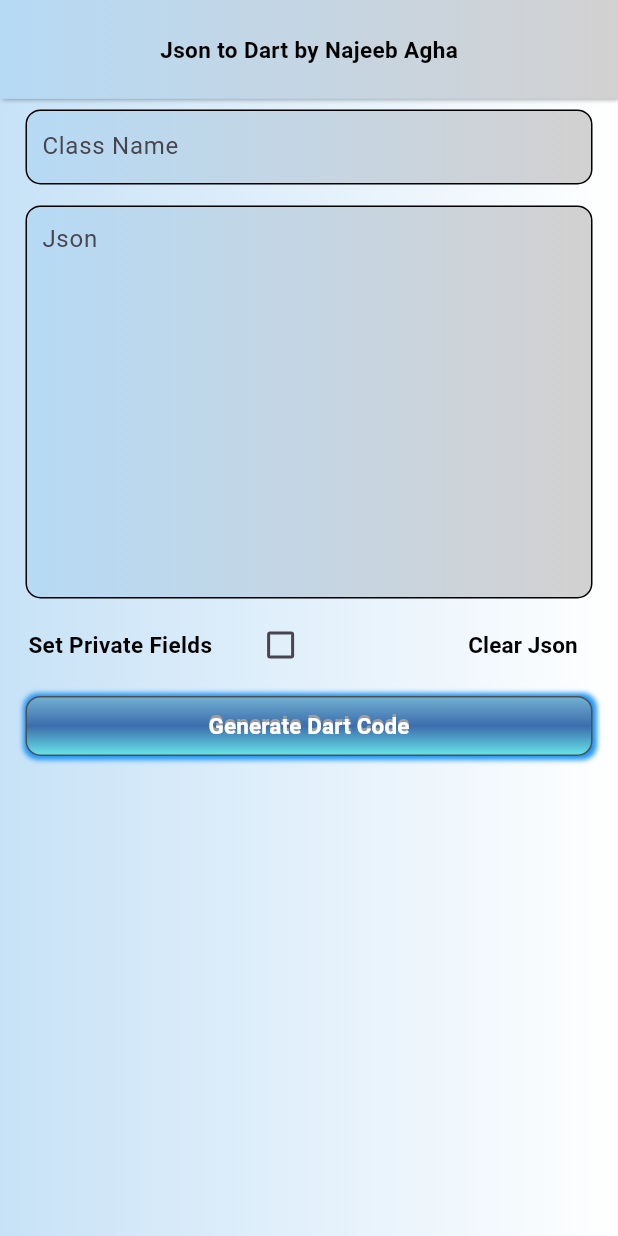
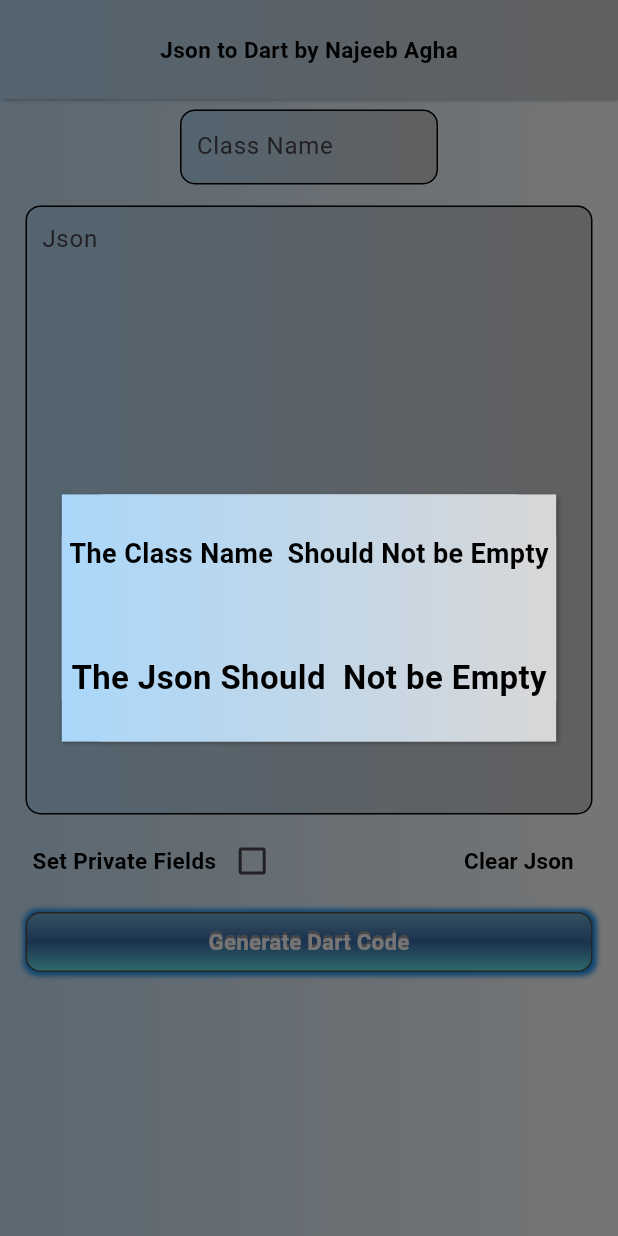
Before and after one commit to najeebagha/json_to_dart, a Flutter app: the screen it shows after launch, after a tap on "Generate Dart Code", on a phone screen of 412 x 824 dp. Run offline on Flutter 3.47's test engine with Material 3 defaults, Android fonts, the phone set to English and light mode, and no system bars; drawn by our look-alikes of auto_size_text; our stand-ins replace flutter_bloc; missing offline and left inert: bitsdojo_window, clipboard, json_to_dart.

Commit message:
Json To Dart App Completed!!!

```diff
--- /dev/null
+++ b/devtools_options.yaml
@@ -0,0 +1,3 @@
+description: This file stores settings for Dart & Flutter DevTools.
+documentation: https://docs.flutter.dev/tools/devtools/extensions#configure-extension-enablement-states
+extensions:
--- a/lib/src/screens/home_screen.dart
+++ b/lib/src/screens/home_screen.dart
@@ -55,11 +55,11 @@ class _HomeScreenState extends State<HomeScreen> {
                       child: Column(
                         mainAxisAlignment: MainAxisAlignment.spaceAround,
                         children: [
-                          MyText('I am Created This Windows App'),
+                          MyText('I  Created This Windows App'),
                           MyText('Just For those Where Internet '),
                           MyText('Is Very Weak Like Mine '),
-                          MyText('I Am Just Najeeb Agha'),
-                          MyText('From Pakistan'),
+                          MyText('I Am  Najeeb Agha'),
+                          MyText('From Pakistan Quetta '),
                           MyText('Just Follow My GitHub Account'),
                           MyText('Github.com/najeebagha'),
                         ],
@@ -80,7 +80,10 @@ class _HomeScreenState extends State<HomeScreen> {
         alignment: Alignment.center,
         child: Column(
           children: [
-            MyTextFeild(hintText: 'Class Name', controller: nameC),
+            SizedBox(
+              width: widthp * 50,
+              child: MyTextFeild(hintText: 'Class Name', controller: nameC),
+            ),
             isGenerated
                 ? SingleChildScrollView(
                   child: MyTextFeild(controller: dartC, maxLines: 16),
@@ -88,14 +91,16 @@ class _HomeScreenState extends State<HomeScreen> {
                 : MyTextFeild(
                   hintText: 'Json ',
                   controller: jsonC,
-                  maxLines: 10,
+                  maxLines: 16,
                 ),
             Row(
               mainAxisAlignment: MainAxisAlignment.spaceAround,
+              crossAxisAlignment: CrossAxisAlignment.start,
               children: [
-                if (!isGenerated) MyText('  Set Private Fields'),
-
                 if (!isGenerated)
+                  Row(
+                    children: [
+                      MyText('  Set Private Fields'),
                       Checkbox(
                         value: isFrivate,
                         onChanged: (v) {
@@ -104,6 +109,9 @@ class _HomeScreenState extends State<HomeScreen> {
                           });
                         },
                       ),
+                    ],
+                  ),
+
                 SizedBox(width: 10),
                 SizedBox(width: 10),
                 isGenerated
@@ -154,6 +162,7 @@ class _HomeScreenState extends State<HomeScreen> {
                     isGenerated
                         ? null
                         : () {
+                          if (nameC.text.isNotEmpty & jsonC.text.isNotEmpty) {
                             setState(() {
                               try {
                                 classGenerator = ModelGenerator(
@@ -173,6 +182,46 @@ class _HomeScreenState extends State<HomeScreen> {
                                 isGenerated = !isGenerated;
                               }
                             });
+                          } else {
+                            showDialog(
+                              context: context,
+                              builder: (context) {
+                                return Dialog(
+                                  child: MyContainer(
+                                    gradient: LinearGradient(
+                                      colors: [
+                                        Color.fromARGB(255, 170, 215, 250),
+                                        const Color.fromARGB(
+                                          255,
+                                          216,
+                                          215,
+                                          215,
+                                        ),
+                                      ],
+                                    ),
+                                    widthP: 80,
+                                    heightP: 20,
+                                    child: Column(
+                                      mainAxisAlignment:
+                                          MainAxisAlignment.spaceAround,
+                                      children: [
+                                        if (nameC.text.isEmpty)
+                                          MyText(
+                                            fontSize: 34,
+                                            'The Class Name  Should Not be Empty',
+                                          ),
+                                        if (jsonC.text.isEmpty)
+                                          MyText(
+                                            fontSize: 34,
+                                            'The Json Should  Not be Empty',
+                                          ),
+                                      ],
+                                    ),
+                                  ),
+                                );
+                              },
+                            );
+                          }
                         },
               ),
           ],
```
Also changed, not shown: 1 other file. Lines whose indentation alone changed are shown as unchanged.
